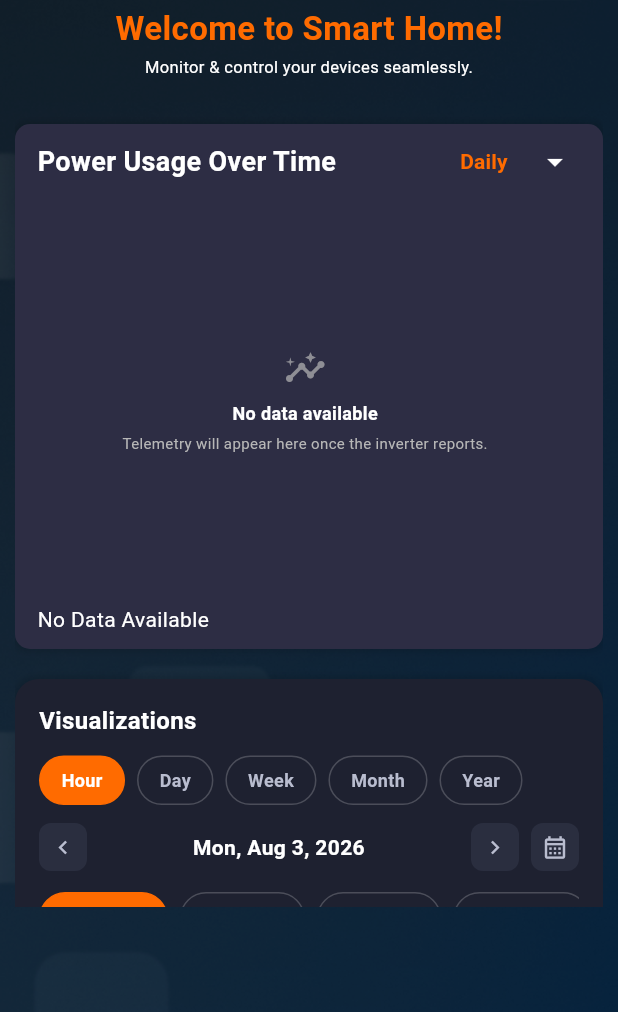
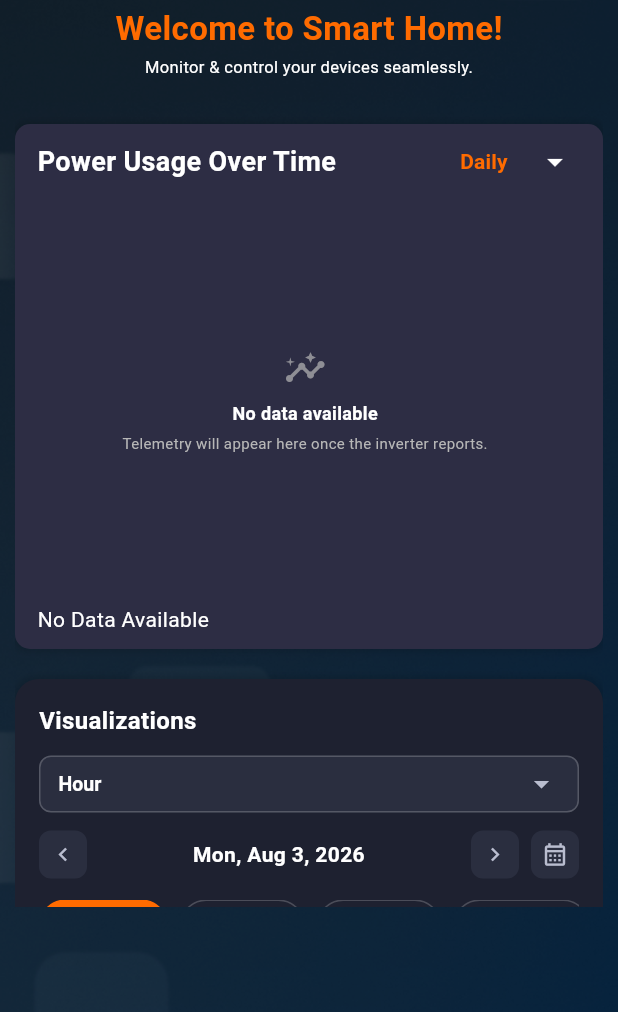
Before and after one commit to MUzair030/solaris-inverter, a Flutter app: the Statisticsscreen screen opened directly, on a phone screen of 412 x 824 dp, the part 224-1236 px from its top. Run offline on Flutter 3.47's test engine with Material 3 defaults, Android fonts, the phone set to English and light mode, and no system bars; our stand-ins replace connectivity_plus, dio, fl_chart, flutter_html, flutter_local_notifications, fluttertoast and 6 more; missing offline and left inert: android_intent_plus, dart:ffi, disable_battery_optimization, flutter_background_service, mobile_scanner, network_info_plus and 2 more; accounts and stored records are empty.

Commit message:
feat(charts): replace Hour/Day/Week/Month/Year pills with a dropdown selector

```diff
--- a/lib/presentation/widgets/EnergyVisualizationsSection.dart
+++ b/lib/presentation/widgets/EnergyVisualizationsSection.dart
@@ -201,21 +201,7 @@ class _EnergyVisualizationsSectionState
             ),
           ),
           const SizedBox(height: 12),
-          Wrap(
-            spacing: 8,
-            runSpacing: 8,
-            children: [
-              for (final period in VizPeriod.values)
-                _chip(
-                  label: period.name[0].toUpperCase() + period.name.substring(1),
-                  active: _period == period,
-                  onTap: () {
-                    setState(() => _period = period);
-                    _load();
-                  },
-                ),
-            ],
-          ),
+          _periodDropdown(),
           const SizedBox(height: 12),
           Row(
             children: [
@@ -523,29 +509,40 @@ class _EnergyVisualizationsSectionState
     }
   }
 
-  Widget _chip({
-    required String label,
-    required bool active,
-    required VoidCallback onTap,
-  }) {
-    return GestureDetector(
-      onTap: onTap,
-      child: Container(
-        padding: const EdgeInsets.symmetric(horizontal: 14, vertical: 7),
-        decoration: BoxDecoration(
-          color: active ? ChartTheme.brand : Colors.transparent,
-          borderRadius: BorderRadius.circular(20),
-          border: Border.all(
-            color: active ? ChartTheme.brand : ChartTheme.gridStrong,
+  Widget _periodDropdown() {
+    return Container(
+      height: 38,
+      padding: const EdgeInsets.symmetric(horizontal: 12),
+      decoration: BoxDecoration(
+        color: const Color(0xFF2A2E3F),
+        borderRadius: BorderRadius.circular(8),
+        border: Border.all(color: ChartTheme.gridStrong),
+      ),
+      child: DropdownButtonHideUnderline(
+        child: DropdownButton<VizPeriod>(
+          value: _period,
+          isExpanded: true,
+          dropdownColor: const Color(0xFF1E2130),
+          icon: const Icon(Icons.arrow_drop_down, color: ChartTheme.label),
+          style: const TextStyle(
+            fontSize: 13,
+            color: Colors.white,
+            fontWeight: FontWeight.w600,
           ),
-        ),
-        child: Text(
-          label,
-          style: TextStyle(
-            fontSize: 12,
-            fontWeight: FontWeight.w600,
-            color: active ? Colors.white : ChartTheme.label,
-          ),
+          onChanged: (value) {
+            if (value == null || value == _period) return;
+            setState(() => _period = value);
+            _load();
+          },
+          items: [
+            for (final period in VizPeriod.values)
+              DropdownMenuItem<VizPeriod>(
+                value: period,
+                child: Text(
+                  period.name[0].toUpperCase() + period.name.substring(1),
+                ),
+              ),
+          ],
         ),
       ),
     );
```
Also changed, not shown: lib/presentation/widgets/EnergyAnalyticsSection.dart (+34 -46 lines).
